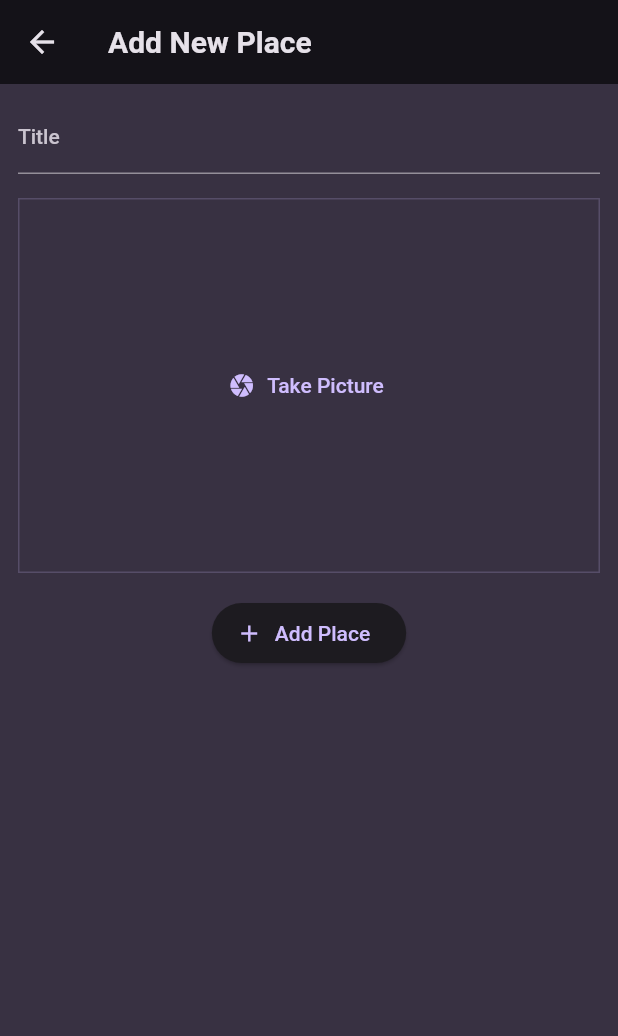
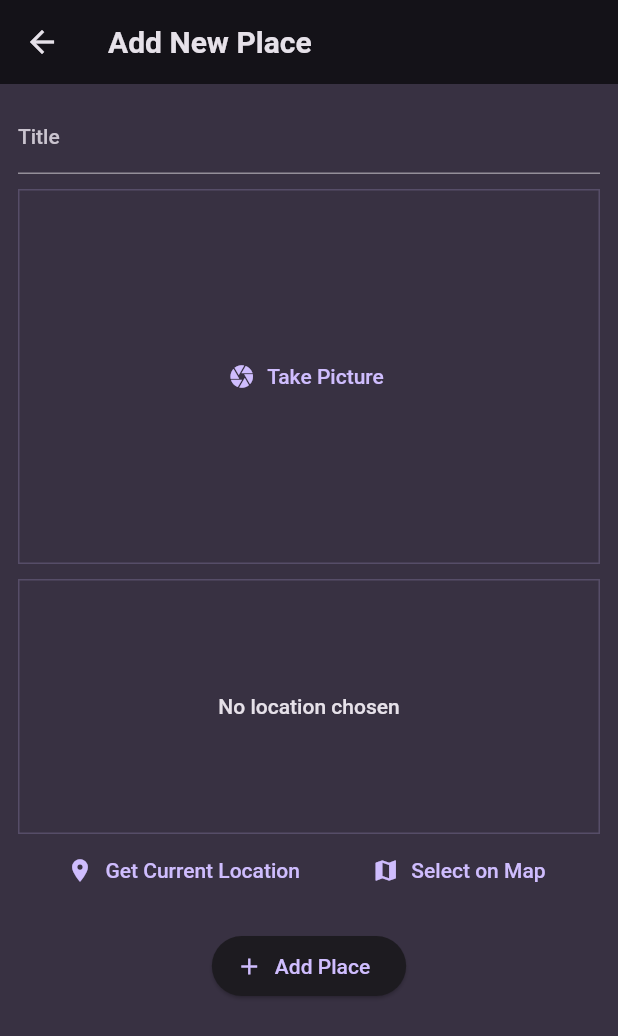
Before and after one commit to Mingzhao91/flutter-favourite-places, a Flutter app: the AddPlaceScreen screen opened directly, on a phone screen of 412 x 824 dp. Shown: the top 1036 px of the screen. Run offline on Flutter 3.47's test engine with Material 2 defaults, Android fonts, the phone set to English and light mode, and no system bars; our stand-ins replace flutter_riverpod, google_fonts, image_picker.

Commit message:
create location input widget

```diff
--- a/lib/screens/add_place.dart
+++ b/lib/screens/add_place.dart
@@ -1,8 +1,8 @@
 import 'dart:io';
 import 'package:flutter/material.dart';
 import 'package:flutter_favourite_places/widgets/image_input.dart';
+import 'package:flutter_favourite_places/widgets/location_input.dart';
 import 'package:flutter_riverpod/flutter_riverpod.dart';
-
 import 'package:flutter_favourite_places/providers/user_places.dart';
 
 class AddPlaceScreen extends ConsumerStatefulWidget {
@@ -54,13 +54,17 @@ class _AddPlaceScreenState extends ConsumerState<AddPlaceScreen> {
               ),
             ),
             const SizedBox(
-              height: 16,
+              height: 10,
             ),
             ImageInput(
               onPickImage: (image) {
                 _selectedImage = image;
               },
             ),
+            const SizedBox(
+              height: 10,
+            ),
+            LocationInput(),
             const SizedBox(
               height: 16,
             ),
--- /dev/null
+++ b/lib/widgets/location_input.dart
@@ -0,0 +1,51 @@
+import 'package:flutter/material.dart';
+
+class LocationInput extends StatefulWidget {
+  const LocationInput({super.key});
+
+  @override
+  State<LocationInput> createState() => _LocationInputState();
+}
+
+class _LocationInputState extends State<LocationInput> {
+  @override
+  Widget build(BuildContext context) {
+    return Column(
+      children: [
+        Container(
+          height: 170,
+          width: double.infinity,
+          alignment: Alignment.center,
+          decoration: BoxDecoration(
+            border: Border.all(
+              width: 1,
+              color: Theme.of(context).colorScheme.primary.withOpacity(0.2),
+            ),
+          ),
+          child: Text(
+            'No location chosen',
+            textAlign: TextAlign.center,
+            style: Theme.of(context).textTheme.bodyLarge!.copyWith(
+                  color: Theme.of(context).colorScheme.onBackground,
+                ),
+          ),
+        ),
+        Row(
+          mainAxisAlignment: MainAxisAlignment.spaceEvenly,
+          children: [
+            TextButton.icon(
+              icon: const Icon(Icons.location_on),
+              label: const Text('Get Current Location'),
+              onPressed: () {},
+            ),
+            TextButton.icon(
+              icon: const Icon(Icons.map),
+              label: const Text('Select on Map'),
+              onPressed: () {},
+            ),
+          ],
+        )
+      ],
+    );
+  }
+}
```
